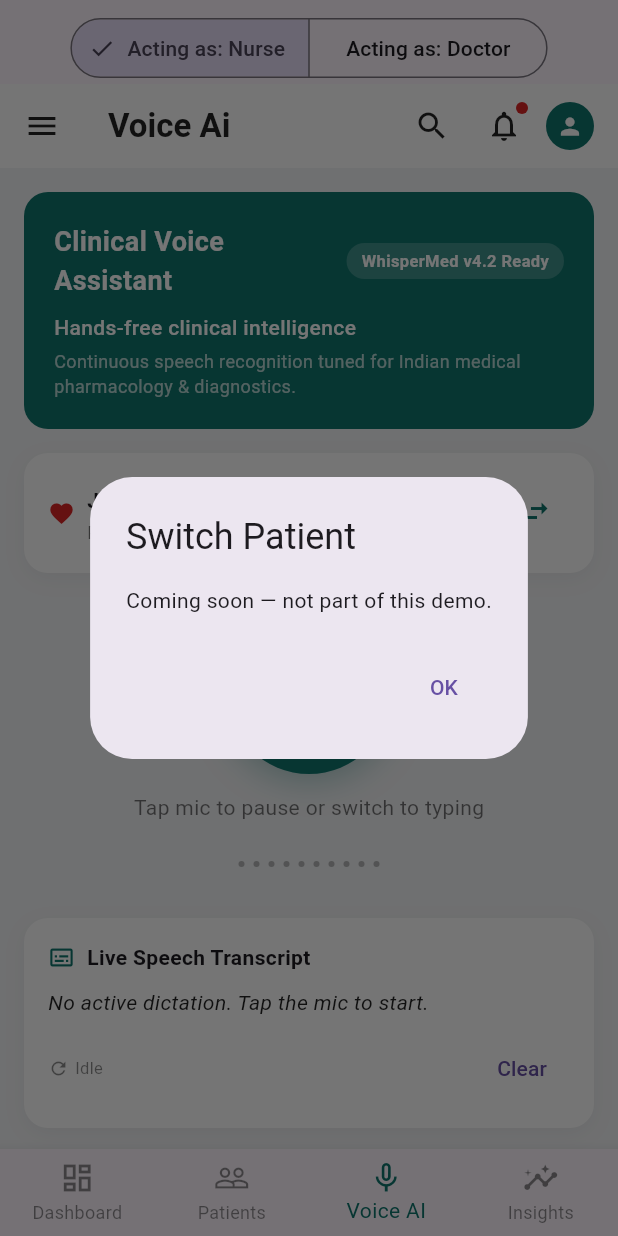
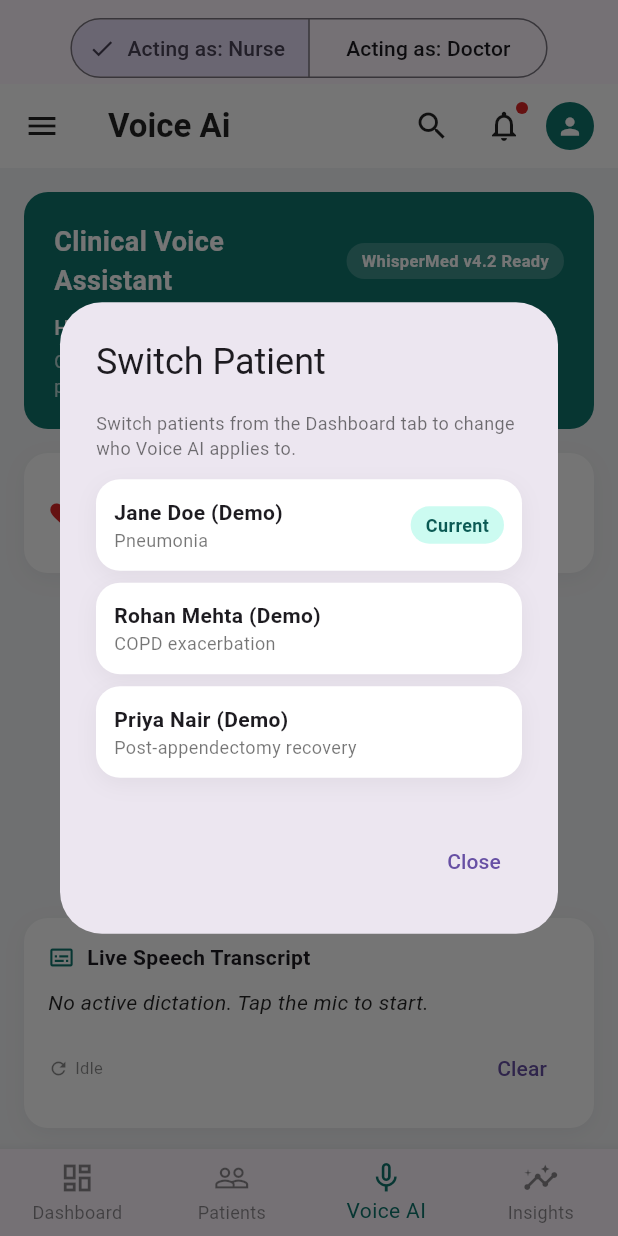
Before and after one commit to kanishkasaxena09/AICU-, a Flutter app: the screen it shows after launch, item 3 of the bottom bar chosen, after a tap on the "swap horiz" icon, on a phone screen of 412 x 824 dp. Run offline on Flutter 3.47's test engine with Material 3 defaults, Android fonts, the phone set to English and light mode, and no system bars; our stand-ins replace cloud_firestore, firebase_auth, firebase_core, speech_to_text; missing offline and left inert: mobile_scanner; accounts and stored records are empty.

Commit message:
fix: Voice AI screen shows/uses actually-selected patient identity
Extraction system prompt, vitals-save confirmation, and the patient
context chip all hardcoded Jane Doe (via the module-level demoPatient
constant, or literal strings) instead of reflecting whichever patient
the shell has scoped this screen instance to. VoiceAiScreen now takes
a required `patient` field (wired from main.dart's _selectedPatient)
and reads identity from widget.patient throughout.

Also replaces the "Switch Patient" coming-soon placeholder with an
informational dialog listing the demo patients and pointing to the
Dashboard tab, since patient selection now lives in the shell.

Co-Authored-By: Claude Sonnet 5 <noreply@anthropic.com>

```diff
--- a/lib/main.dart
+++ b/lib/main.dart
@@ -69,6 +69,7 @@ class _AicuShellScreenState extends State<AicuShellScreen> {
         escalationRepository: widget._escalationRepository,
       ),
       VoiceAiScreen(
+        patient: _selectedPatient,
         patientId: _selectedPatient.patientId,
         wardId: _selectedPatient.wardId,
         patientNoteRepository: widget._patientNoteRepository,
--- a/lib/screens/voice_ai_screen.dart
+++ b/lib/screens/voice_ai_screen.dart
@@ -3,13 +3,14 @@ import 'dart:convert';
 import 'package:flutter/material.dart';
 import 'package:http/http.dart' as http;
 import 'package:speech_to_text/speech_to_text.dart';
+import 'package:aicu/models/demo_patients.dart';
+import 'package:aicu/models/patient.dart';
 import 'package:aicu/models/patient_note.dart';
 import 'package:aicu/models/vitals_reading.dart';
 import 'package:aicu/repositories/escalation_repository.dart';
 import 'package:aicu/repositories/patient_note_repository.dart';
 import 'package:aicu/repositories/vitals_repository.dart';
 import 'package:aicu/screens/common/aicu_ui.dart';
-import 'package:aicu/screens/nurse_demo_screen.dart' show demoPatient;
 import 'package:aicu/services/news2_engine.dart';
 import 'package:aicu/services/vitals_intake.dart';
 
@@ -36,6 +37,7 @@ const _defaultPulse = 75;
 const _defaultTemperature = 36.5;
 
 class VoiceAiScreen extends StatefulWidget {
+  final Patient patient;
   final String patientId;
   final String wardId;
   final PatientNoteRepository patientNoteRepository;
@@ -46,6 +48,7 @@ class VoiceAiScreen extends StatefulWidget {
 
   const VoiceAiScreen({
     super.key,
+    required this.patient,
     required this.patientId,
     required this.wardId,
     required this.patientNoteRepository,
@@ -159,8 +162,8 @@ class _VoiceAiScreenState extends State<VoiceAiScreen> {
           'string|null}. Use null for any field not mentioned in the speech. "conditions" '
           'should be a brief clinical summary of any non-vital-sign observations mentioned '
           '(symptoms, patient state, complaints) — null if none. Patient: '
-          '${demoPatient.fullName}, diagnosis: ${demoPatient.diagnosis}, allergies: '
-          '${demoPatient.allergies.join(', ')}.';
+          '${widget.patient.fullName}, diagnosis: ${widget.patient.diagnosis}, allergies: '
+          '${widget.patient.allergies.join(', ')}.';
 
       final response = await http
           .post(
@@ -274,7 +277,7 @@ class _VoiceAiScreenState extends State<VoiceAiScreen> {
       await handleVitalsSubmission(
         context: context,
         escalationRepository: widget.escalationRepository,
-        patient: demoPatient,
+        patient: widget.patient,
         reading: reading,
         result: result,
         recordedBy: widget.currentUserId,
@@ -357,7 +360,7 @@ class _VoiceAiScreenState extends State<VoiceAiScreen> {
         children: [
           _HeroCard(),
           const SizedBox(height: 16),
-          _PatientContextChip(),
+          _PatientContextChip(patient: widget.patient),
           const SizedBox(height: 24),
           _MicButton(listening: _listening, onTap: _toggleMic),
           const SizedBox(height: 12),
@@ -400,7 +403,8 @@ class _VoiceAiScreenState extends State<VoiceAiScreen> {
             ),
           ],
           const SizedBox(height: 16),
-          if (_extractionSummary != null) _ExtractionSummaryCard(summary: _extractionSummary!),
+          if (_extractionSummary != null)
+            _ExtractionSummaryCard(summary: _extractionSummary!, patient: widget.patient),
           const SizedBox(height: 24),
           const Text('Patient notes', style: TextStyle(fontWeight: FontWeight.bold, fontSize: 16)),
           const SizedBox(height: 12),
@@ -502,23 +506,79 @@ class _HeroCard extends StatelessWidget {
 }
 
 class _PatientContextChip extends StatelessWidget {
+  final Patient patient;
+  const _PatientContextChip({required this.patient});
+
+  void _showSwitchPatientInfo(BuildContext context) {
+    showDialog(
+      context: context,
+      builder: (dialogContext) => AlertDialog(
+        title: const Text('Switch Patient'),
+        content: SizedBox(
+          width: double.maxFinite,
+          child: Column(
+            mainAxisSize: MainAxisSize.min,
+            crossAxisAlignment: CrossAxisAlignment.start,
+            children: [
+              const Text(
+                'Switch patients from the Dashboard tab to change who Voice AI applies to.',
+                style: TextStyle(fontSize: 12, color: Colors.black54),
+              ),
+              const SizedBox(height: 12),
+              ...demoPatients.map(
+                (p) => Padding(
+                  padding: const EdgeInsets.only(bottom: 8),
+                  child: AicuCard(
+                    padding: const EdgeInsets.all(12),
+                    child: Row(children: [
+                      Expanded(
+                        child: Column(crossAxisAlignment: CrossAxisAlignment.start, children: [
+                          Text(p.fullName, style: const TextStyle(fontWeight: FontWeight.bold)),
+                          Text(p.diagnosis, style: const TextStyle(fontSize: 12, color: Colors.black54)),
+                        ]),
+                      ),
+                      if (p.patientId == patient.patientId) const Pill('Current'),
+                    ]),
+                  ),
+                ),
+              ),
+            ],
+          ),
+        ),
+        actions: [
+          TextButton(onPressed: () => Navigator.of(dialogContext).pop(), child: const Text('Close')),
+        ],
+      ),
+    );
+    // ponytail: informational picker only — actual switching stays owned by
+    // the Dashboard tab's _selectedPatient state in main.dart. Wire a
+    // callback/ValueNotifier from the shell if this needs to switch in place.
+  }
+
   @override
   Widget build(BuildContext context) {
+    final info = demoPatientInfo[patient.patientId];
+    final age = computeAge(patient.dob);
     return AicuCard(
       child: Row(children: [
         const Icon(Icons.favorite, color: AicuColors.alert, size: 18),
         const SizedBox(width: 8),
         Expanded(
           child: Column(crossAxisAlignment: CrossAxisAlignment.start, children: [
-            Row(children: const [
-              Text('Jane Doe (Demo)', style: TextStyle(fontWeight: FontWeight.bold)),
-              SizedBox(width: 8),
-              Pill('B+'),
+            Row(children: [
+              Text(patient.fullName, style: const TextStyle(fontWeight: FontWeight.bold)),
+              if (info != null) ...[const SizedBox(width: 8), Pill(info.bloodGroup)],
             ]),
-            const Text('P-10245 • 45y F • Pneumonia', style: TextStyle(fontSize: 12, color: Colors.black54)),
+            Text(
+              '${patient.patientId} • ${age}y${info != null ? ' ${info.sex}' : ''} • ${patient.diagnosis}',
+              style: const TextStyle(fontSize: 12, color: Colors.black54),
+            ),
           ]),
         ),
-        IconButton(icon: const Icon(Icons.swap_horiz, color: AicuColors.primary), onPressed: () => showComingSoon(context, 'Switch Patient')),
+        IconButton(
+          icon: const Icon(Icons.swap_horiz, color: AicuColors.primary),
+          onPressed: () => _showSwitchPatientInfo(context),
+        ),
       ]),
     );
   }
@@ -647,7 +707,8 @@ class _ExtractionSummary {
 
 class _ExtractionSummaryCard extends StatelessWidget {
   final _ExtractionSummary summary;
-  const _ExtractionSummaryCard({required this.summary});
+  final Patient patient;
+  const _ExtractionSummaryCard({required this.summary, required this.patient});
 
   @override
   Widget build(BuildContext context) {
@@ -678,7 +739,7 @@ class _ExtractionSummaryCard extends StatelessWidget {
           Text('Observation note: ${summary.conditions}', style: const TextStyle(color: Colors.black87)),
         ],
         const SizedBox(height: 10),
-        Text('Saved to ${demoPatient.fullName}', style: const TextStyle(fontSize: 12, color: Colors.black54, fontStyle: FontStyle.italic)),
+        Text('Saved to ${patient.fullName}', style: const TextStyle(fontSize: 12, color: Colors.black54, fontStyle: FontStyle.italic)),
       ]),
     );
   }
```
